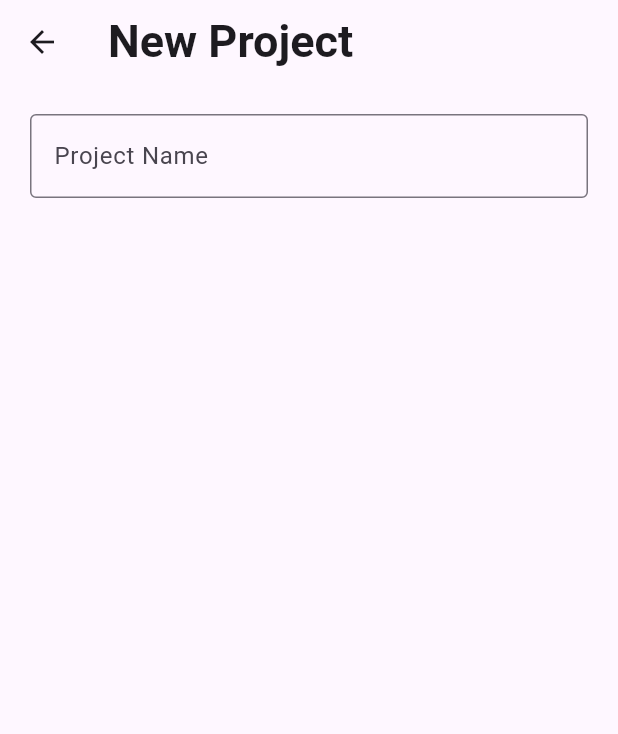
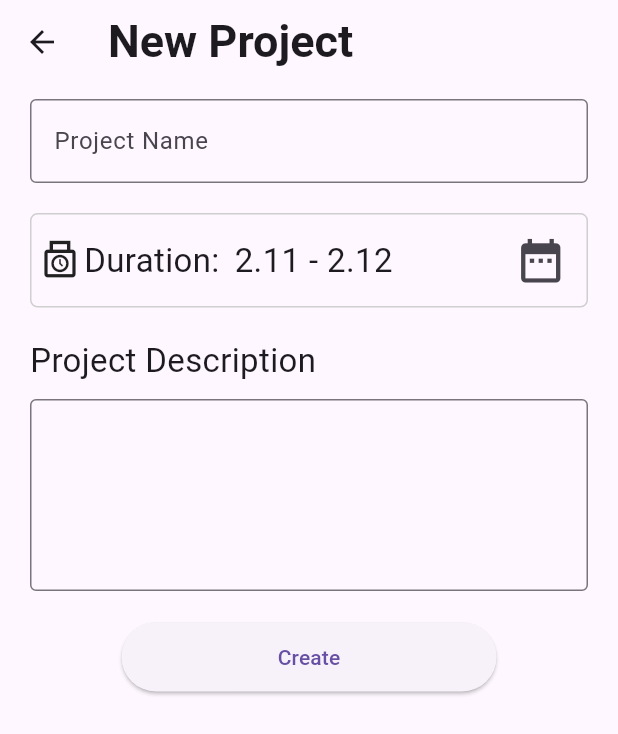
Before and after one commit to Mou2xie/taskSpark, a Flutter app: the screen it shows after launch, after a tap on the "add" icon, on a phone screen of 412 x 824 dp. Shown: the top 734 px of the screen. Run offline on Flutter 3.47's test engine with Material 3 defaults, Android fonts, the phone set to English and light mode, and no system bars.

Commit message:
create project

```diff
--- a/lib/route/createProject.dart
+++ b/lib/route/createProject.dart
@@ -16,19 +16,117 @@ class CreateProject extends StatelessWidget {
         ),
         body: Container(
           margin: EdgeInsets.symmetric(vertical: 10, horizontal: 20),
+          child: FormWidget(),
+        ));
+  }
+}
+
+class FormWidget extends StatefulWidget {
+  @override
+  createState() {
+    return _FormWidgetState();
+  }
+}
+
+class _FormWidgetState extends State {
+  final _formKey = GlobalKey<FormState>();
+
+  DateTimeRange _selectedRange = DateTimeRange(
+      start: DateTime.now(), end: DateTime.now().add(Duration(days: 1)));
+
+  Future<void> _selectDateRange(BuildContext context) async {
+    DateTimeRange? picked = await showDateRangePicker(
+      context: context,
+      firstDate: DateTime(2000),
+      lastDate: DateTime(2100),
+      initialDateRange: _selectedRange,
+      saveText: "Comfirm",
+    );
+
+    if (picked != null) {
+      setState(() {
+        _selectedRange = picked;
+      });
+    }
+  }
+
+  @override
+  Widget build(BuildContext context) {
+    return Form(
+      key: _formKey,
       child: Column(
         children: [
-              Padding(
-                padding: EdgeInsets.symmetric(vertical: 10),
-                child: TextFormField(
+          TextFormField(
             decoration: InputDecoration(
               labelText: 'Project Name',
               border: OutlineInputBorder(),
             ),
+            validator: (value) {
+              if (value == null || value.isEmpty) {
+                return 'Please enter project name.';
+              }
+              return null;
+            },
+          ),
+          SizedBox(height: 20),
+          Container(
+            decoration: BoxDecoration(
+              border: Border.all(color: Color(0xffCFCFCF)),
+              borderRadius: BorderRadius.circular(5),
+            ),
+            padding: EdgeInsets.all(5),
+            child: Row(
+              children: [
+                Icon(
+                  Icons.punch_clock_outlined,
+                  size: 28,
+                ),
+                SizedBox(width: 2),
+                Text(
+                  "Duration:",
+                  style: TextStyle(fontSize: 22),
+                ),
+                SizedBox(width: 10),
+                Text(
+                  "${_selectedRange!.start.month}.${_selectedRange!.start.day} - ${_selectedRange!.end.month}.${_selectedRange!.end.day}",
+                  style: TextStyle(fontSize: 22),
+                ),
+                Spacer(),
+                IconButton(
+                    onPressed: () => _selectDateRange(context),
+                    icon: Icon(
+                      Icons.date_range,
+                      size: 35,
+                    )),
+              ],
             ),
           ),
+          const SizedBox(height: 20),
+          Align(
+            alignment: Alignment.centerLeft,
+            child: Text("Project Description", style: TextStyle(fontSize: 22)),
+          ),
+          SizedBox(height: 10),
+          TextFormField(
+            maxLines: 4,
+            decoration: InputDecoration(
+              border: OutlineInputBorder(),
+            ),
+          ),
+          const SizedBox(height: 20),
+          ElevatedButton(
+            style: ElevatedButton.styleFrom(minimumSize: Size(250, 46)),
+            onPressed: () {
+              if (_formKey.currentState!.validate()) {
+                ScaffoldMessenger.of(context).showSnackBar(
+                  const SnackBar(content: Text('Processing Data')),
+                );
+              }
+            },
+            child: const Text('Create'),
+          )
         ],
       ),
-        ));
+    );
   }
 }
--- a/lib/route/projectList.dart
+++ b/lib/route/projectList.dart
@@ -10,7 +10,7 @@ void main(List<String> args) {
 class ProjectList extends StatelessWidget {
 
   final projects = List<Project>.generate(
-      5,
+      3,
       (index) => Project(
           projectName: 'Project lalalalal $index',
           startDate: DateTime.now(),
```
Lines whose indentation alone changed are shown as unchanged.
